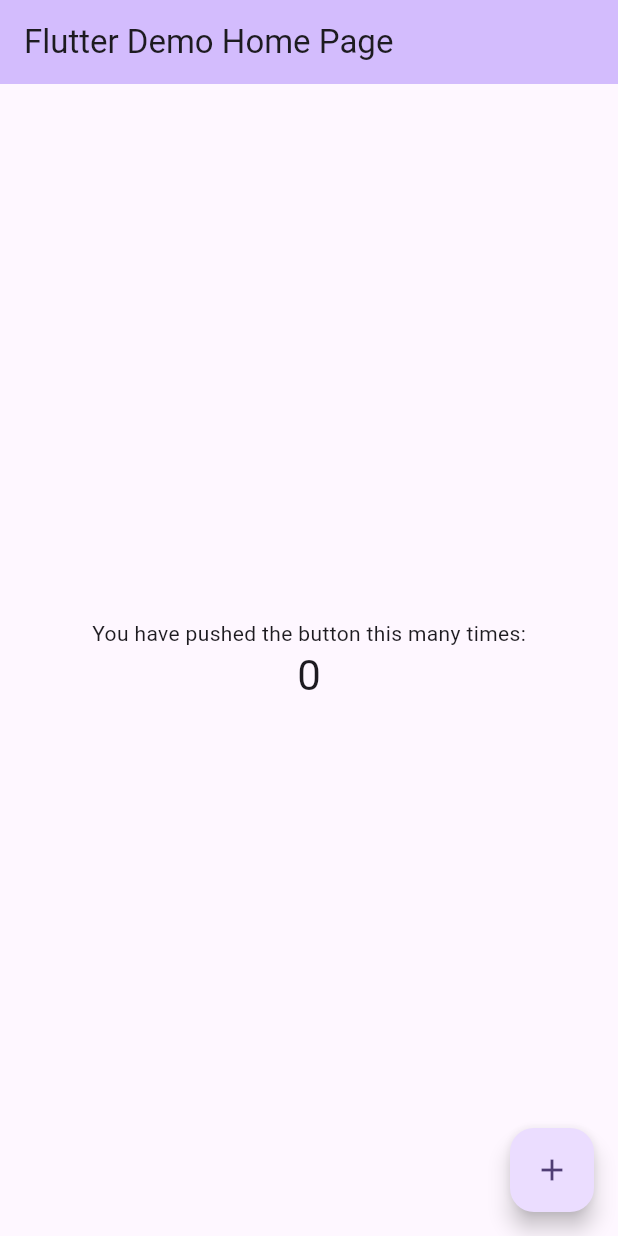
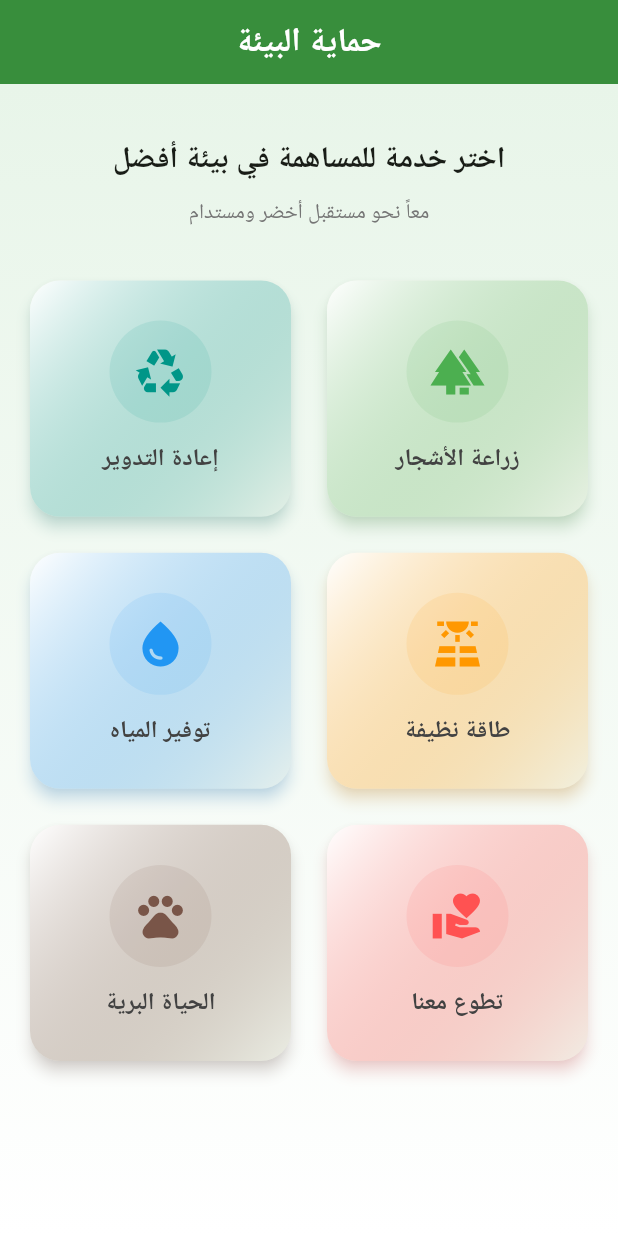
Before and after one commit to could-ai/019aa30e-dc70-7b42-b6c8-3374900c382d, a Flutter app: the screen it shows after launch, on a phone screen of 412 x 824 dp. Run offline on Flutter 3.47's test engine with Material 3 defaults, Android fonts, the phone set to English and light mode, and no system bars.

Commit message:
Replaced the default counter app with an environment-themed dashboard featuring 6 interactive buttons in a grid layout. Added custom EcoButton widget, green theme, and Arabic labels.

```diff
--- a/usr/lib/main.dart
+++ b/usr/lib/main.dart
@@ -7,114 +7,187 @@ void main() {
 class MyApp extends StatelessWidget {
   const MyApp({super.key});
 
-  // This widget is the root of your application.
   @override
   Widget build(BuildContext context) {
     return MaterialApp(
-      title: 'Flutter Demo',
+      title: 'تطبيق البيئة',
       debugShowCheckedModeBanner: false,
       theme: ThemeData(
-        // This is the theme of your application.
-        //
-        // TRY THIS: Try running your application with "flutter run". You'll see
-        // the application has a purple toolbar. Then, without quitting the app,
-        // try changing the seedColor in the colorScheme below to Colors.green
-        // and then invoke "hot reload" (save your changes or press the "hot
-        // reload" button in a Flutter-supported IDE, or press "r" if you used
-        // the command line to start the app).
-        //
-        // Notice that the counter didn't reset back to zero; the application
-        // state is not lost during the reload. To reset the state, use hot
-        // restart instead.
-        //
-        // This works for code too, not just values: Most code changes can be
-        // tested with just a hot reload.
-        colorScheme: ColorScheme.fromSeed(seedColor: Colors.deepPurple),
+        // استخدام اللون الأخضر كسمة أساسية للتطبيق ليعكس الطابع البيئي
+        colorScheme: ColorScheme.fromSeed(seedColor: Colors.green),
+        useMaterial3: true,
+        fontFamily: 'Roboto',
       ),
-      home: const MyHomePage(title: 'Flutter Demo Home Page'),
+      // تحديد الصفحة الرئيسية
+      home: const EnvironmentHomePage(),
     );
   }
 }
 
-class MyHomePage extends StatefulWidget {
-  const MyHomePage({super.key, required this.title});
-
-  // This widget is the home page of your application. It is stateful, meaning
-  // that it has a State object (defined below) that contains fields that affect
-  // how it looks.
-
-  // This class is the configuration for the state. It holds the values (in this
-  // case the title) provided by the parent (in this case the App widget) and
-  // used by the build method of the State. Fields in a Widget subclass are
-  // always marked "final".
-
-  final String title;
-
-  @override
-  State<MyHomePage> createState() => _MyHomePageState();
-}
-
-class _MyHomePageState extends State<MyHomePage> {
-  int _counter = 0;
-
-  void _incrementCounter() {
-    setState(() {
-      // This call to setState tells the Flutter framework that something has
-      // changed in this State, which causes it to rerun the build method below
-      // so that the display can reflect the updated values. If we changed
-      // _counter without calling setState(), then the build method would not be
-      // called again, and so nothing would appear to happen.
-      _counter++;
-    });
-  }
+class EnvironmentHomePage extends StatelessWidget {
+  const EnvironmentHomePage({super.key});
 
   @override
   Widget build(BuildContext context) {
-    // This method is rerun every time setState is called, for instance as done
-    // by the _incrementCounter method above.
-    //
-    // The Flutter framework has been optimized to make rerunning build methods
-    // fast, so that you can just rebuild anything that needs updating rather
-    // than having to individually change instances of widgets.
     return Scaffold(
       appBar: AppBar(
-        // TRY THIS: Try changing the color here to a specific color (to
-        // Colors.amber, perhaps?) and trigger a hot reload to see the AppBar
-        // change color while the other colors stay the same.
-        backgroundColor: Theme.of(context).colorScheme.inversePrimary,
-        // Here we take the value from the MyHomePage object that was created by
-        // the App.build method, and use it to set our appbar title.
-        title: Text(widget.title),
+        title: const Text(
+          'حماية البيئة',
+          style: TextStyle(fontWeight: FontWeight.bold, color: Colors.white),
+        ),
+        centerTitle: true,
+        backgroundColor: Colors.green[700],
+        elevation: 0,
       ),
-      body: Center(
-        // Center is a layout widget. It takes a single child and positions it
-        // in the middle of the parent.
-        child: Column(
-          // Column is also a layout widget. It takes a list of children and
-          // arranges them vertically. By default, it sizes itself to fit its
-          // children horizontally, and tries to be as tall as its parent.
-          //
-          // Column has various properties to control how it sizes itself and
-          // how it positions its children. Here we use mainAxisAlignment to
-          // center the children vertically; the main axis here is the vertical
-          // axis because Columns are vertical (the cross axis would be
-          // horizontal).
-          //
-          // TRY THIS: Invoke "debug painting" (choose the "Toggle Debug Paint"
-          // action in the IDE, or press "p" in the console), to see the
-          // wireframe for each widget.
-          mainAxisAlignment: MainAxisAlignment.center,
-          children: <Widget>[
-            const Text('You have pushed the button this many times:'),
-            Text('$_counter', style: Theme.of(context).textTheme.headlineMedium),
-          ],
+      body: Container(
+        // خلفية متدرجة هادئة
+        decoration: BoxDecoration(
+          gradient: LinearGradient(
+            begin: Alignment.topCenter,
+            end: Alignment.bottomCenter,
+            colors: [Colors.green[50]!, Colors.white],
+          ),
+        ),
+        child: Padding(
+          padding: const EdgeInsets.all(16.0),
+          child: Column(
+            children: [
+              const SizedBox(height: 20),
+              const Text(
+                'اختر خدمة للمساهمة في بيئة أفضل',
+                style: TextStyle(fontSize: 20, fontWeight: FontWeight.bold),
+                textAlign: TextAlign.center,
+              ),
+              const SizedBox(height: 10),
+              Text(
+                'معاً نحو مستقبل أخضر ومستدام',
+                style: TextStyle(fontSize: 14, color: Colors.grey[600]),
+                textAlign: TextAlign.center,
+              ),
+              const SizedBox(height: 30),
+              // شبكة الأزرار
+              Expanded(
+                child: GridView.count(
+                  crossAxisCount: 2, // زرين في كل صف
+                  crossAxisSpacing: 16,
+                  mainAxisSpacing: 16,
+                  childAspectRatio: 1.1, // نسبة العرض للطول للزر
+                  children: const [
+                    // الزر 1: إعادة التدوير
+                    EcoButton(
+                      icon: Icons.recycling,
+                      label: 'إعادة التدوير',
+                      color: Colors.teal,
+                    ),
+                    // الزر 2: زراعة الأشجار
+                    EcoButton(
+                      icon: Icons.forest,
+                      label: 'زراعة الأشجار',
+                      color: Colors.green,
+                    ),
+                    // الزر 3: توفير المياه
+                    EcoButton(
+                      icon: Icons.water_drop,
+                      label: 'توفير المياه',
+                      color: Colors.blue,
+                    ),
+                    // الزر 4: الطاقة النظيفة
+                    EcoButton(
+                      icon: Icons.solar_power,
+                      label: 'طاقة نظيفة',
+                      color: Colors.orange,
+                    ),
+                    // الزر 5: الحياة البرية
+                    EcoButton(
+                      icon: Icons.pets,
+                      label: 'الحياة البرية',
+                      color: Colors.brown,
+                    ),
+                    // الزر 6: المشاركة المجتمعية
+                    EcoButton(
+                      icon: Icons.volunteer_activism,
+                      label: 'تطوع معنا',
+                      color: Colors.redAccent,
+                    ),
+                  ],
+                ),
+              ),
+            ],
+          ),
         ),
       ),
-      floatingActionButton: FloatingActionButton(
-        onPressed: _incrementCounter,
-        tooltip: 'Increment',
-        child: const Icon(Icons.add),
-      ), // This trailing comma makes auto-formatting nicer for build methods.
     );
   }
 }
+
+// ويدجت مخصص للأزرار لتجنب تكرار الكود
+class EcoButton extends StatelessWidget {
+  final IconData icon;
+  final String label;
+  final Color color;
+
+  const EcoButton({
+    super.key,
+    required this.icon,
+    required this.label,
+    required this.color,
+  });
+
+  @override
+  Widget build(BuildContext context) {
+    return Card(
+      elevation: 4,
+      shadowColor: color.withOpacity(0.4),
+      shape: RoundedRectangleBorder(borderRadius: BorderRadius.circular(20)),
+      child: InkWell(
+        onTap: () {
+          // إجراء عند الضغط (مجرد رسالة توضيحية حالياً)
+          ScaffoldMessenger.of(context).showSnackBar(
+            SnackBar(
+              content: Text('تم اختيار: $label'),
+              backgroundColor: color,
+              duration: const Duration(milliseconds: 500),
+            ),
+          );
+        },
+        borderRadius: BorderRadius.circular(20),
+        child: Container(
+          decoration: BoxDecoration(
+            borderRadius: BorderRadius.circular(20),
+            gradient: LinearGradient(
+              begin: Alignment.topLeft,
+              end: Alignment.bottomRight,
+              colors: [
+                Colors.white,
+                color.withOpacity(0.05),
+              ],
+            ),
+          ),
+          child: Column(
+            mainAxisAlignment: MainAxisAlignment.center,
+            children: [
+              Container(
+                padding: const EdgeInsets.all(16),
+                decoration: BoxDecoration(
+                  color: color.withOpacity(0.1),
+                  shape: BoxShape.circle,
+                ),
+                child: Icon(icon, size: 36, color: color),
+              ),
+              const SizedBox(height: 12),
+              Text(
+                label,
+                style: TextStyle(
+                  fontSize: 16,
+                  fontWeight: FontWeight.bold,
+                  color: Colors.grey[800],
+                ),
+                textAlign: TextAlign.center,
+              ),
+            ],
+          ),
+        ),
+      ),
+    );
+  }
+}
```
